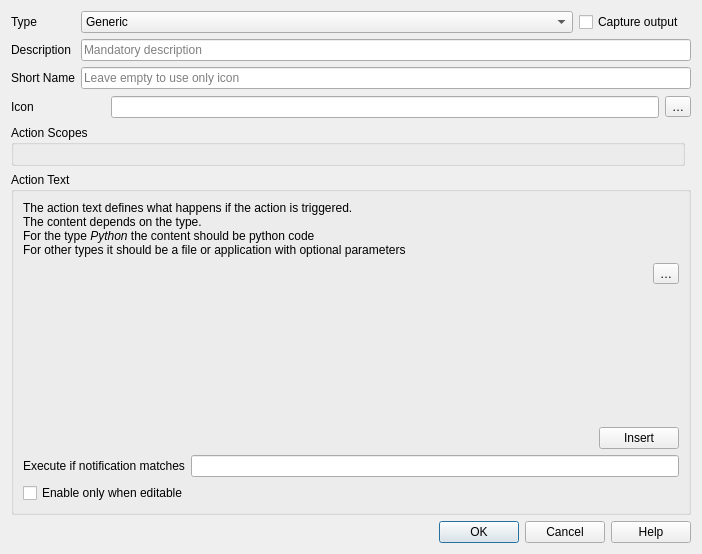
This is src/ui/qgsattributeactionpropertiesdialogbase.ui in qgis/QGIS as Qt 5 draws it before an edit. The edited form follows.
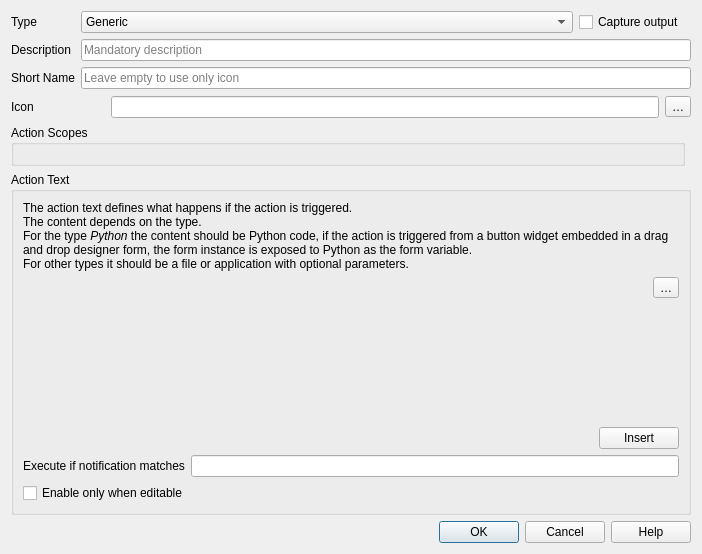
This is the edited form. Icons and pictures are not drawn. Custom widgets are drawn as their Qt base class.

Commit message: Mention 'form' variable in the dialog instructions

Diff of the .ui file:
```diff
--- a/src/ui/qgsattributeactionpropertiesdialogbase.ui
+++ b/src/ui/qgsattributeactionpropertiesdialogbase.ui
@@ -119,7 +119,7 @@
         <item row="0" column="0" colspan="2">
          <widget class="QLabel" name="label_4">
           <property name="text">
-           <string>&lt;html&gt;&lt;head/&gt;&lt;body&gt;&lt;p&gt;The action text defines what happens if the action is triggered.&lt;br/&gt;The content depends on the type.&lt;br/&gt;For the type &lt;span style=&quot; font-style:italic;&quot;&gt;Python&lt;/span&gt; the content should be python code&lt;br/&gt;For other types it should be a file or application with optional parameters&lt;/p&gt;&lt;/body&gt;&lt;/html&gt;</string>
+           <string>&lt;html&gt;&lt;head/&gt;&lt;body&gt;&lt;p&gt;The action text defines what happens if the action is triggered.&lt;br/&gt;The content depends on the type.&lt;br/&gt;For the type &lt;span style=&quot; font-style:italic;&quot;&gt;Python&lt;/span&gt; the content should be Python code, if the action is triggered from a button widget embedded in a drag and drop designer form, the form instance is exposed to Python as the  &lt;span style=&quot; font-family:'monospace';&quot;&gt;form&lt;/span&gt;  variable.&lt;br/&gt;For other types it should be a file or application with optional parameters.&lt;/p&gt;&lt;/body&gt;&lt;/html&gt;</string>
           </property>
           <property name="wordWrap">
            <bool>true</bool>
```
Left out of the diff: 2 changed lines with no effect on the pictures.
